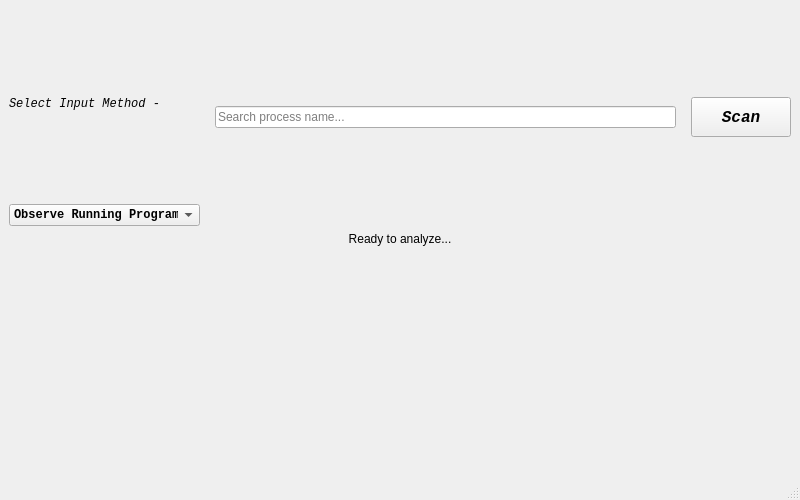
Before: the Qt Designer form mainwindow.ui in justsomerandomdude264/memyze, drawn with Qt 5.
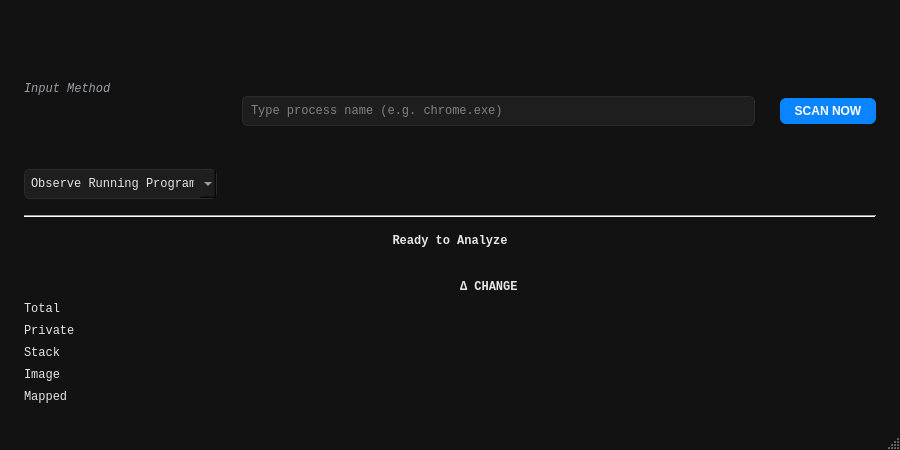
After: the same form once the commit is applied.

Commit message: Added changes table, improved visualization, better ui resizing

The edit to the form file:
```diff
--- a/mainwindow.ui
+++ b/mainwindow.ui
@@ -6,41 +6,77 @@
    <rect>
     <x>0</x>
     <y>0</y>
-    <width>800</width>
-    <height>500</height>
+    <width>900</width>
+    <height>450</height>
    </rect>
   </property>
+
   <property name="windowTitle">
    <string>Memory Analyzer</string>
   </property>
+
+  <!-- ===================== GLOBAL DARK STYLE ===================== -->
+  <property name="styleSheet">
+   <string notr="true">
+    QMainWindow { background-color: #121212; }
+
+    QLabel {
+        font-family: Consolas;
+        color: #e6e6e6;
+    }
+
+    QLabel#methodLabel { color: #9aa0a6; }
+
+    QLineEdit, QComboBox {
+        background-color: #1e1e1e;
+        border: 1px solid #2c2c2c;
+        border-radius: 6px;
+        padding: 6px;
+        color: #e6e6e6;
+        font-family: Consolas;
+    }
+
+    QLineEdit:focus, QComboBox:focus {
+        border: 1px solid #0a84ff;
+    }
+
+    QPushButton {
+        background-color: #0a84ff;
+        color: white;
+        border-radius: 6px;
+        padding: 6px 14px;
+    }
+
+    QPushButton:hover { background-color: #006edc; }
+    QPushButton:pressed { background-color: #005bb5; }
+
+    QFrame[frameShape="4"] { color: #2c2c2c; }
+   </string>
+  </property>
+
   <widget class="QWidget" name="centralwidget">
-   <layout class="QVBoxLayout" name="mainVerticalLayout">
+   <layout class="QVBoxLayout" name="mainLayout">
+    <property name="spacing"><number>16</number></property>
+    <property name="leftMargin"><number>24</number></property>
+    <property name="topMargin"><number>24</number></property>
+    <property name="rightMargin"><number>24</number></property>
+    <property name="bottomMargin"><number>24</number></property>
 
+    <!-- ===================== TOP CONTROLS ===================== -->
     <item>
-     <layout class="QHBoxLayout" name="topControlsLayout">
+     <layout class="QHBoxLayout">
       <item>
-       <layout class="QVBoxLayout" name="selectorLayout">
+       <layout class="QVBoxLayout">
         <item>
-         <widget class="QLabel" name="label">
-          <property name="font">
-           <font><family>Consolas</family><italic>true</italic></font>
-          </property>
-          <property name="text">
-           <string>Select Input Method -</string>
-          </property>
+         <widget class="QLabel" name="methodLabel">
+          <property name="text"><string>Input Method</string></property>
+          <property name="font"><font><italic>true</italic></font></property>
          </widget>
         </item>
         <item>
          <widget class="QComboBox" name="modeComboBox">
-          <property name="font">
-           <font><family>Consolas</family><bold>true</bold></font>
-          </property>
-          <item>
-           <property name="text"><string>Observe Running Program</string></property>
-          </item>
-          <item>
-           <property name="text"><string>Enter PID</string></property>
-          </item>
+          <item><property name="text"><string>Observe Running Program</string></property></item>
+          <item><property name="text"><string>Enter PID Manually</string></property></item>
          </widget>
         </item>
        </layout>
@@ -48,19 +84,19 @@
 
       <item>
        <widget class="QStackedWidget" name="stackedWidget">
-        <widget class="QWidget" name="page">
-         <layout class="QHBoxLayout" name="layoutPage1">
+        <widget class="QWidget">
+         <layout class="QVBoxLayout">
           <item>
            <widget class="QLineEdit" name="processNameLineEdit">
             <property name="placeholderText">
-             <string>Search process name...</string>
+             <string>Type process name (e.g. chrome.exe)</string>
             </property>
            </widget>
           </item>
          </layout>
         </widget>
-        <widget class="QWidget" name="page_2">
-         <layout class="QHBoxLayout" name="layoutPage2">
+        <widget class="QWidget">
+         <layout class="QVBoxLayout">
           <item>
            <widget class="QLineEdit" name="pidLineEdit">
             <property name="placeholderText">
@@ -75,34 +111,61 @@
 
       <item>
        <widget class="QPushButton" name="scanButton">
-        <property name="minimumSize">
-         <size><width>100</width><height>40</height></size>
-        </property>
-        <property name="font">
-         <font><family>Consolas</family><pointsize>12</pointsize><italic>true</italic><bold>true</bold></font>
-        </property>
-        <property name="text"><string>Scan</string></property>
+        <property name="text"><string>SCAN NOW</string></property>
+        <property name="font"><font><bold>true</bold></font></property>
        </widget>
       </item>
      </layout>
     </item>
 
+    <item>
+     <widget class="Line">
+      <property name="orientation"><enum>Qt::Horizontal</enum></property>
+     </widget>
+    </item>
+
+    <!-- ===================== STATUS ===================== -->
     <item>
      <widget class="QLabel" name="infoLabel">
-      <property name="text"><string>Ready to analyze...</string></property>
+      <property name="text"><string>Ready to Analyze</string></property>
       <property name="alignment"><set>Qt::AlignCenter</set></property>
+      <property name="font"><font><bold>true</bold></font></property>
      </widget>
     </item>
 
     <item>
-     <widget class="QWidget" name="memoryBarPlaceholder" native="true">
-      <property name="sizePolicy">
-       <sizepolicy hsizetype="Preferred" vsizetype="Expanding">
-        <horstretch>0</horstretch>
-        <verstretch>0</verstretch>
-       </sizepolicy>
-      </property>
-      </widget>
+     <widget class="QWidget" name="memoryBarPlaceholder" native="true"/>
+    </item>
+
+    <!-- ===================== COMPACT DELTA TABLE ===================== -->
+    <item>
+     <layout class="QGridLayout" name="deltaGrid">
+      <property name="horizontalSpacing"><number>20</number></property>
+      <property name="verticalSpacing"><number>8</number></property>
+
+      <item row="0" column="1">
+       <widget class="QLabel">
+        <property name="text"><string>Δ CHANGE</string></property>
+        <property name="font"><font><bold>true</bold></font></property>
+        <property name="alignment"><set>Qt::AlignLeft</set></property>
+       </widget>
+      </item>
+
+      <item row="1" column="0"><widget class="QLabel"><property name="text"><string>Total</string></property></widget></item>
+      <item row="1" column="1"><widget class="QLabel" name="totalChangeLabel"/></item>
+
+      <item row="2" column="0"><widget class="QLabel"><property name="text"><string>Private</string></property></widget></item>
+      <item row="2" column="1"><widget class="QLabel" name="pvtChangeLabel"/></item>
+
+      <item row="3" column="0"><widget class="QLabel"><property name="text"><string>Stack</string></property></widget></item>
+      <item row="3" column="1"><widget class="QLabel" name="stkChangeLabel"/></item>
+
+      <item row="4" column="0"><widget class="QLabel"><property name="text"><string>Image</string></property></widget></item>
+      <item row="4" column="1"><widget class="QLabel" name="imgChangeLabel"/></item>
+
+      <item row="5" column="0"><widget class="QLabel"><property name="text"><string>Mapped</string></property></widget></item>
+      <item row="5" column="1"><widget class="QLabel" name="mapChangeLabel"/></item>
+     </layout>
     </item>
 
    </layout>
```
Left out of the diff: 7 changed lines with no effect on the pictures. The commit also changes 3 other files.
